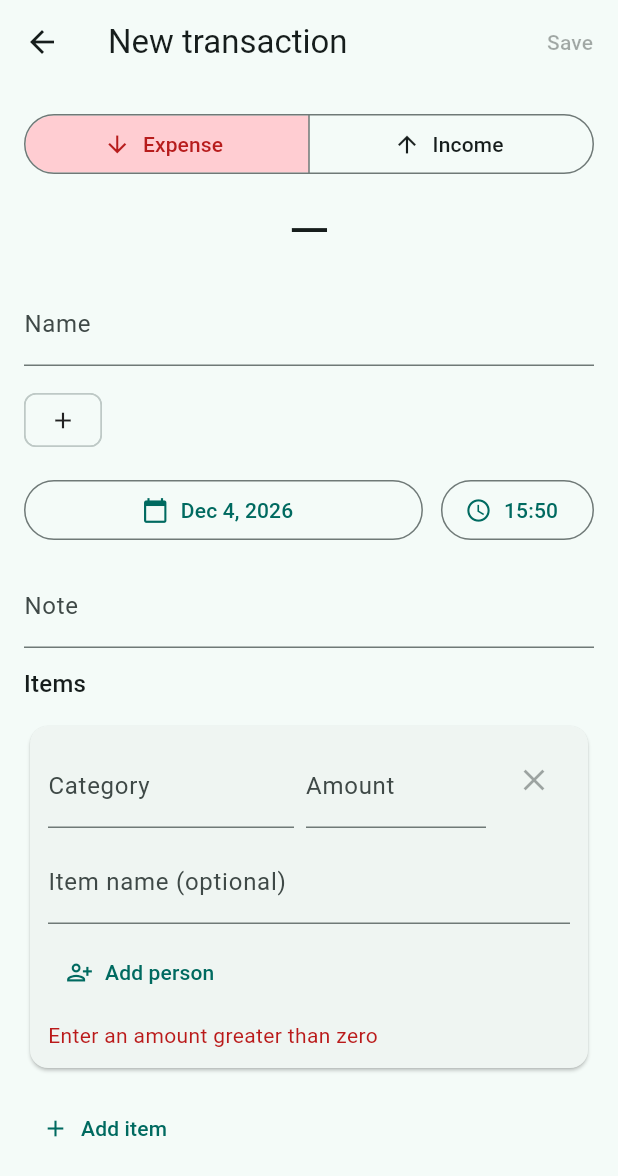
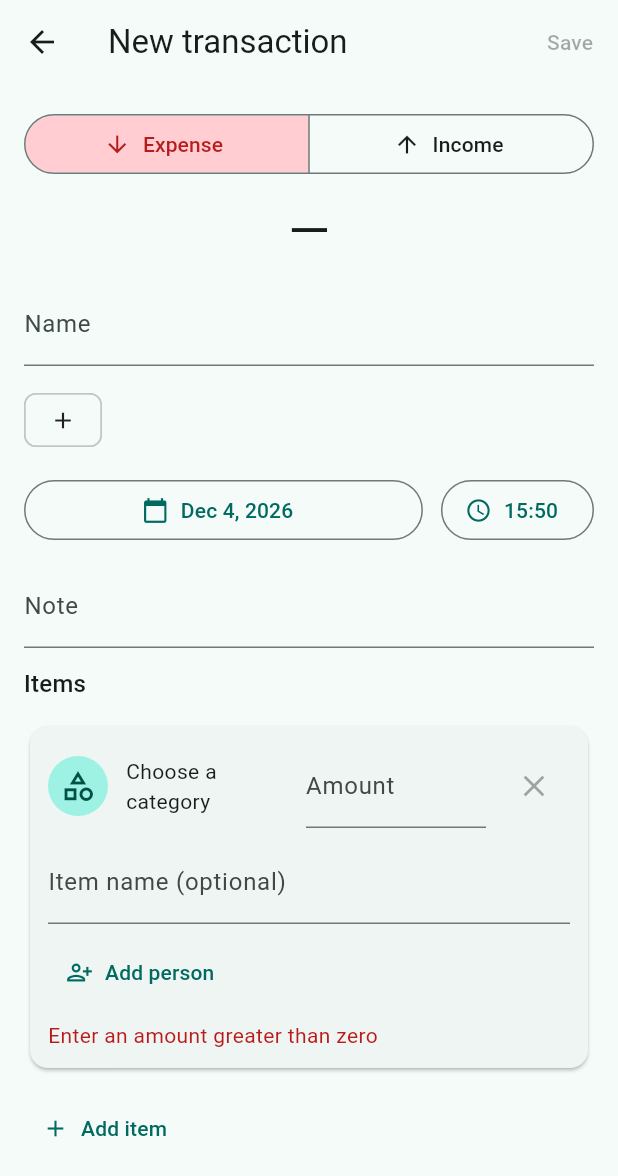
Before and after one commit to calapatricio/AtomiFi, a Flutter app: the screen it shows after launch, after a tap on the "add" icon, on a phone screen of 412 x 824 dp. Shown: the top 1176 px of the screen. Run offline on Flutter 3.47's test engine with Material 3 defaults, Android fonts, the phone set to English and light mode, and no system bars; our stand-ins replace drift, drift_flutter, material_ui; missing offline and left inert: file_selector, sqlite3; accounts and stored records are empty; generated files the repository leaves out were written again; statements that could not run were skipped.

Commit message:
Import budgets from a Cashew backup; show the category emoji on each item
A budget for all spending can leave categories out. Wallets keep their
emoji and whether they were archived.

Co-Authored-By: Claude Fable 5.2 <noreply@anthropic.com>
Claude-Session: https://claude.ai/code/session_01RWZYKWtTwdtnnKZ1tGArvc

```diff
--- a/app/lib/dependencies.dart
+++ b/app/lib/dependencies.dart
@@ -25,9 +25,10 @@ final class Dependencies {
     final categories = DriftCategoryRepository(database);
     final transactions = DriftTransactionRepository(database);
     final transfers = DriftTransferRepository(database);
+    final budgets = DriftBudgetRepository(database);
     return Dependencies(
       accounts: accounts,
-      budgets: DriftBudgetRepository(database),
+      budgets: budgets,
       categories: categories,
       transactions: transactions,
       ledger: Ledger(
@@ -41,6 +42,7 @@ final class Dependencies {
           categories: categories,
           transactions: transactions,
           transfers: transfers,
+          budgets: budgets,
         ),
         converter: const CashewBackupConverter(
           defaultCurrencyCode: _defaultCurrencyCode,
--- a/app/lib/transactions/transaction_form_screen.dart
+++ b/app/lib/transactions/transaction_form_screen.dart
@@ -6,6 +6,7 @@ import '../accounts/add_account_dialog.dart';
 import '../categories/category_picker.dart';
 import '../l10n/app_localizations.dart';
 import '../money_formatter.dart';
+import '../widgets/appearance_avatar.dart';
 import '../widgets/choice_carousel.dart';
 import 'transaction_form_view_model.dart';
 
@@ -304,7 +305,7 @@ class _ItemCard extends StatelessWidget {
 
   Widget _categoryAndAmount(BuildContext context, AppLocalizations texts) =>
       Row(
-        crossAxisAlignment: CrossAxisAlignment.start,
+        crossAxisAlignment: CrossAxisAlignment.center,
         spacing: 8,
         children: [
           Expanded(child: _categoryField(context, texts)),
@@ -327,17 +328,35 @@ class _ItemCard extends StatelessWidget {
         ],
       );
 
-  /// Shows the chosen category and opens the picker when it is tapped. It
-  /// is a field like the amount next to it, so the two line up.
+  /// Shows the emoji and the name of the chosen category, and opens the
+  /// picker when it is tapped.
   Widget _categoryField(BuildContext context, AppLocalizations texts) {
     final id = item.categoryId;
-    final label = id == null ? '' : form.labelOf(id);
-    return TextFormField(
-      key: ValueKey(label),
-      initialValue: label,
-      readOnly: true,
-      decoration: InputDecoration(labelText: texts.category),
+    final category = id == null ? null : form.categoryOf(id);
+    return InkWell(
       onTap: () => _pickCategory(context),
+      borderRadius: BorderRadius.circular(28),
+      child: Row(
+        spacing: 12,
+        children: [
+          if (category == null)
+            const CircleAvatar(child: Icon(Icons.category_outlined))
+          else
+            AppearanceAvatar(
+              appearance: category.appearance,
+              name: category.name,
+            ),
+          Expanded(
+            child: Text(
+              category == null
+                  ? texts.chooseCategory
+                  : form.labelOf(category.id),
+              maxLines: 2,
+              overflow: TextOverflow.ellipsis,
+            ),
+          ),
+        ],
+      ),
     );
   }
 
--- a/packages/cashew/bin/report.dart
+++ b/packages/cashew/bin/report.dart
@@ -21,6 +21,7 @@ void main(List<String> arguments) {
   stdout
     ..writeln('Transactions: ${ledger.transactions.length}')
     ..writeln('Transfers: ${ledger.transfers.length}')
+    ..writeln('Budgets: ${ledger.budgets.length}')
     ..writeln('Accounts: ${ledger.accounts.length}')
     ..writeln('Categories: ${ledger.categories.length}')
     ..writeln('Skipped (no amount or not paid yet): ${ledger.skippedRows}')
--- a/packages/cashew/lib/atomifi_cashew.dart
+++ b/packages/cashew/lib/atomifi_cashew.dart
@@ -1,6 +1,7 @@
 export 'src/backup/cashew_backup.dart';
 export 'src/backup/cashew_backup_converter.dart';
 export 'src/backup/cashew_backup_reader.dart';
+export 'src/backup/cashew_budget_converter.dart';
 export 'src/cashew_converter.dart';
 export 'src/cashew_export_parser.dart';
 export 'src/cashew_row.dart';
--- a/packages/cashew/lib/src/backup/cashew_backup_converter.dart
+++ b/packages/cashew/lib/src/backup/cashew_backup_converter.dart
@@ -4,9 +4,10 @@ import 'package:atomifi_domain/atomifi_domain.dart';
 
 import '../imported_ledger.dart';
 import 'cashew_backup.dart';
+import 'cashew_budget_converter.dart';
 
-/// Turns a Cashew backup into accounts, categories, transactions and
-/// transfers.
+/// Turns a Cashew backup into accounts, categories, transactions,
+/// transfers and budgets.
 ///
 /// Everything keeps the id it has in Cashew, so importing a backup again
 /// replaces what the first import created.
@@ -25,8 +26,28 @@ final class CashewBackupConverter {
       categories: categories,
       transactions: movements.transactions,
       transfers: movements.transfers,
+      budgets: CashewBudgetConverter(
+        accounts: accounts,
+        categories: categories,
+        defaultCurrency: Currency.iso(defaultCurrencyCode.toUpperCase()),
+      ).convert(backup.budgets, _budgetByItemOf(backup, movements)),
       skippedRows: backup.transactions.length - movements.count,
     );
+  }
+
+  /// The budget each imported item was added to by hand in Cashew.
+  static Map<ItemId, String> _budgetByItemOf(
+    CashewBackup backup,
+    _Movements movements,
+  ) {
+    final imported = {
+      for (final transaction in movements.transactions) transaction.id.value,
+    };
+    return {
+      for (final BackupTransaction(:id, :budgetId) in backup.transactions)
+        if (budgetId != null && imported.contains(id))
+          _itemIdOf(id): budgetId,
+    };
   }
 
   Account _accountOf(BackupWallet wallet) => Account(
@@ -36,7 +57,12 @@ final class CashewBackupConverter {
           (wallet.currencyCode ?? defaultCurrencyCode).toUpperCase(),
           decimals: wallet.decimals,
         ),
-        appearance: _appearanceOf(wallet.colour, wallet.iconName, null),
+        appearance: appearanceOf(
+          wallet.colour,
+          wallet.iconName,
+          wallet.emoji,
+        ),
+        isArchived: wallet.archived,
       );
 
   /// Categories first and subcategories after them, as storing them needs.
@@ -54,25 +80,17 @@ final class CashewBackupConverter {
       name: category.name,
       side: category.income ? CategorySide.income : CategorySide.expense,
       parentId: parentId == null ? null : CategoryId(parentId),
-      appearance: _appearanceOf(
+      appearance: appearanceOf(
         category.colour,
         category.iconName,
         category.emoji,
       ),
     );
   }
+}
 
-  static Appearance _appearanceOf(
-    String? colour,
-    String? iconName,
-    String? emoji,
-  ) =>
-      Appearance(
-        color: colour == null ? null : int.tryParse(colour),
-        iconName: iconName?.replaceFirst(RegExp(r'\.png$'), ''),
-        emoji: emoji,
-      );
-}
+/// The id of the only item of an imported transaction.
+ItemId _itemIdOf(String transactionId) => ItemId('$transactionId-item');
 
 /// A paid transaction of the backup with its account and its amount.
 final class _Movement {
@@ -164,7 +182,7 @@ final class _Movements {
       accountId: movement.account.id,
       items: [
         Item.mine(
-          id: ItemId('${source.id}-item'),
+          id: _itemIdOf(source.id),
           name: source.name,
           categoryId: _categoryIdOf(source),
           price: movement.amount,
--- a/packages/cashew/lib/src/imported_ledger.dart
+++ b/packages/cashew/lib/src/imported_ledger.dart
@@ -7,11 +7,13 @@ final class ImportedLedger {
     required Iterable<Category> categories,
     required Iterable<Transaction> transactions,
     Iterable<Transfer> transfers = const [],
+    Iterable<Budget> budgets = const [],
     required this.skippedRows,
   })  : accounts = List.unmodifiable(accounts),
         categories = List.unmodifiable(categories),
         transactions = List.unmodifiable(transactions),
-        transfers = List.unmodifiable(transfers);
+        transfers = List.unmodifiable(transfers),
+        budgets = List.unmodifiable(budgets);
 
   final List<Account> accounts;
 
@@ -19,6 +21,7 @@ final class ImportedLedger {
   final List<Category> categories;
   final List<Transaction> transactions;
   final List<Transfer> transfers;
+  final List<Budget> budgets;
 
   /// How many transactions were left out because they had no amount or
   /// were never paid.
--- a/packages/cashew/lib/src/ledger_writer.dart
+++ b/packages/cashew/lib/src/ledger_writer.dart
@@ -9,15 +9,18 @@ final class LedgerWriter {
     required CategoryRepository categories,
     required TransactionRepository transactions,
     required TransferRepository transfers,
+    required BudgetRepository budgets,
   })  : _accounts = accounts,
         _categories = categories,
         _transactions = transactions,
-        _transfers = transfers;
+        _transfers = transfers,
+        _budgets = budgets;
 
   final AccountRepository _accounts;
   final CategoryRepository _categories;
   final TransactionRepository _transactions;
   final TransferRepository _transfers;
+  final BudgetRepository _budgets;
 
   Future<void> write(ImportedLedger ledger) async {
     for (final account in ledger.accounts) {
@@ -32,5 +35,8 @@ final class LedgerWriter {
     for (final transfer in ledger.transfers) {
       await _transfers.save(transfer);
     }
+    for (final budget in ledger.budgets) {
+      await _budgets.save(budget);
+    }
   }
 }
--- a/packages/data/lib/src/tables.dart
+++ b/packages/data/lib/src/tables.dart
@@ -126,7 +126,8 @@ class Budgets extends Table {
   Set<Column> get primaryKey => {id};
 }
 
-/// The categories a budget for some categories covers.
+/// The categories a budget names: the ones a budget for some categories
+/// covers, or the ones a budget for all spending leaves out.
 @DataClassName('BudgetCategoryRow')
 class BudgetCategories extends Table {
   TextColumn get budgetId => text().references(Budgets, #id)();
--- a/packages/domain/lib/src/budget/budget_scope.dart
+++ b/packages/domain/lib/src/budget/budget_scope.dart
@@ -9,12 +9,16 @@ sealed class BudgetScope {
   bool covers(Item item, CategoryTree categories);
 }
 
-/// Everything that is spent.
+/// Everything that is spent, but for the categories in [except] and their
+/// subcategories.
 final class AllSpending extends BudgetScope {
-  const AllSpending();
+  const AllSpending({this.except = const {}});
+
+  final Set<CategoryId> except;
 
   @override
-  bool covers(Item item, CategoryTree categories) => true;
+  bool covers(Item item, CategoryTree categories) => !except
+      .any((categoryId) => categories.isWithin(item.categoryId, categoryId));
 }
 
 /// What is spent in some categories and in their subcategories.
```
Also changed, not shown: packages/cashew/lib/src/backup/cashew_backup.dart (+63 -0 lines), packages/cashew/lib/src/backup/cashew_backup_reader.dart (+51 -4 lines), packages/cashew/lib/src/backup/cashew_budget_converter.dart (added, +109 -0 lines), packages/data/lib/src/budget_mapping.dart (+17 -11 lines).
